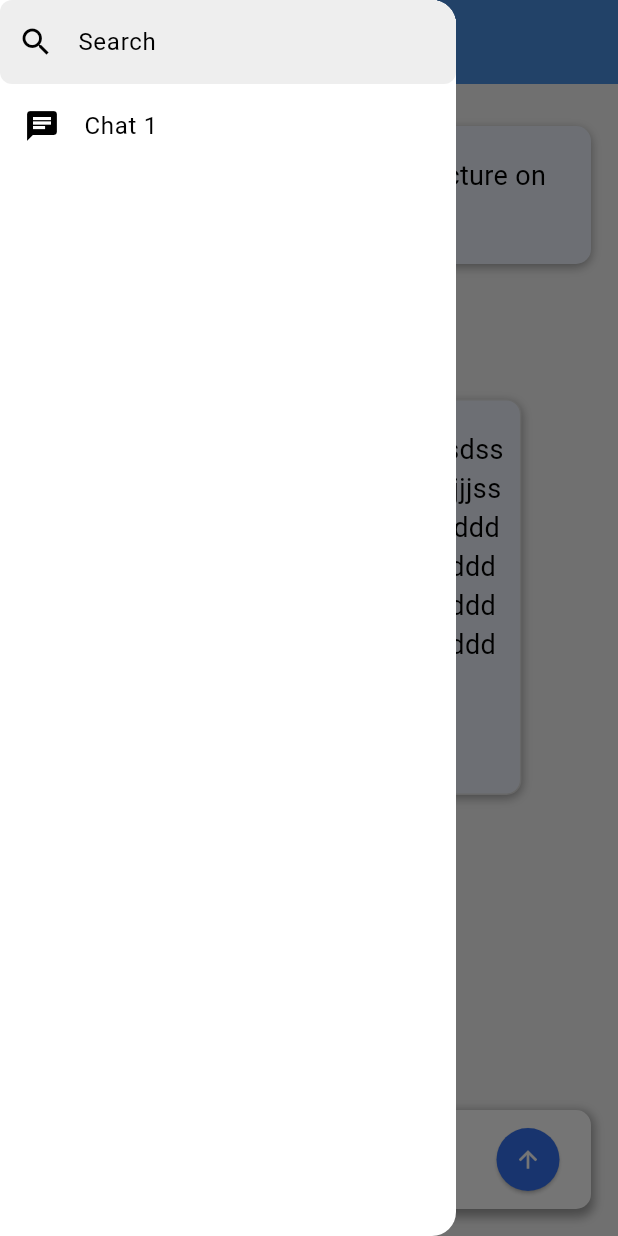
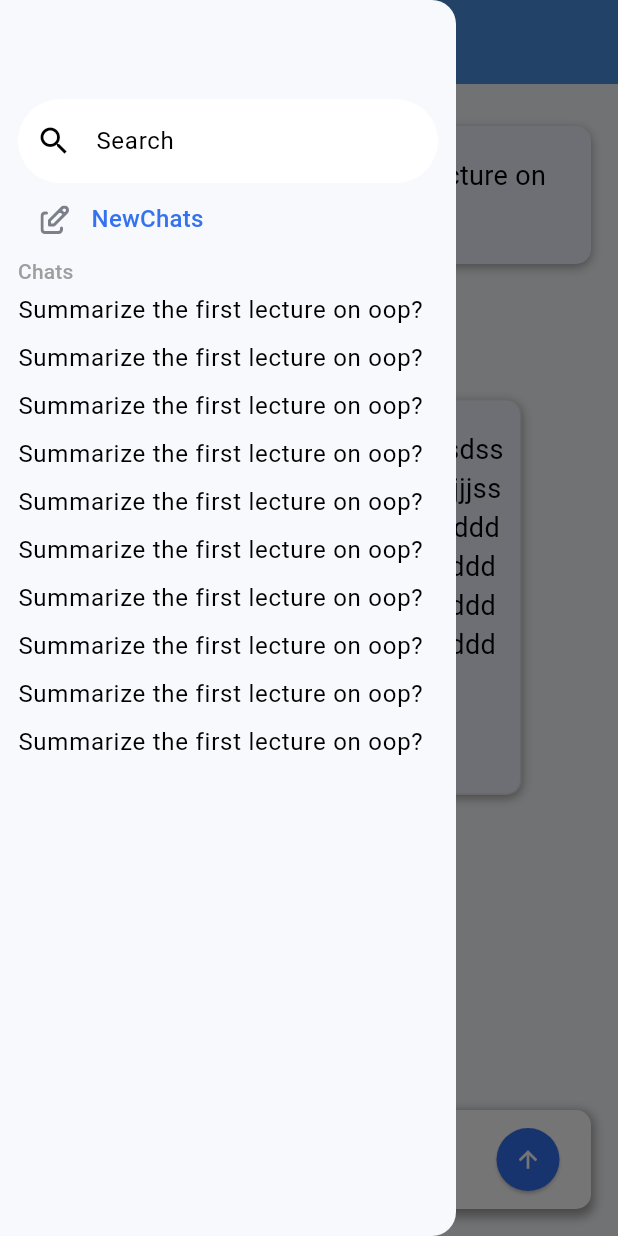
Before and after one commit to Mahmou-d6356567377/edumate, a Flutter app: the screen it shows after launch, with the side drawer open, on a phone screen of 412 x 824 dp. Run offline on Flutter 3.47's test engine with Material 3 defaults, Android fonts, the phone set to English and light mode, and no system bars; our stand-ins replace dots_indicator, flutter_native_splash, flutter_riverpod, flutter_svg, go_router, hive and 3 more; missing offline and left inert: smart_auth; accounts and stored records are empty.

Commit message:
Ai chatpod UI done

```diff
--- a/lib/core/consts/constants.dart
+++ b/lib/core/consts/constants.dart
@@ -29,4 +29,6 @@ class Constants {
   static const String ai = 'assets/imgs/AI.svg';
   static const String botmsg = 'assets/imgs/botmsg.svg';
   static const String viewsources = 'assets/imgs/viewsources.svg';
+  static const String newchat = 'assets/imgs/newchat.svg';
+  static const String sourceicon = 'assets/imgs/sourceicon.svg';
 }
--- a/lib/core/themes/app_theme.dart
+++ b/lib/core/themes/app_theme.dart
@@ -7,7 +7,7 @@ class AppTheme {
   static final lightTheme = ThemeData(
     brightness: Brightness.light,
     primaryColor: const Color(0xFF4A90E2), // custom blue
-    scaffoldBackgroundColor: const Color(0xFFF5F5F5), // light gray background
+    scaffoldBackgroundColor: const Color(0xFFf7f9fd), // light gray background
     appBarTheme: const AppBarTheme(
       backgroundColor: Color(0xFF4A90E2),
       foregroundColor: Colors.white,
--- a/lib/features/navigation/pages/ai_page.dart
+++ b/lib/features/navigation/pages/ai_page.dart
@@ -1,42 +1,77 @@
+import 'package:edumate/core/consts/constants.dart';
 import 'package:edumate/core/themes/conts_colors.dart';
-import 'package:edumate/core/themes/fonts.dart';
 import 'package:edumate/features/navigation/widgets/ai_response_msg.dart';
 import 'package:edumate/features/navigation/widgets/custom_text_field_sender.dart';
 import 'package:edumate/features/navigation/widgets/my_msg_prompt.dart';
+import 'package:edumate/features/navigation/widgets/new_chat_widget.dart';
 import 'package:flutter/material.dart';
+import 'package:flutter_svg/svg.dart';
 
 class AIPage extends StatelessWidget {
   const AIPage({super.key});
 
   @override
   Widget build(BuildContext context) {
-    TextEditingController _controller = TextEditingController();
+    TextEditingController aicontroller = TextEditingController();
+    TextEditingController drawercontroller = TextEditingController();
     double width = MediaQuery.of(context).size.width;
     return Scaffold(
       appBar: AppBar(title: Text('EduMate chats')),
       drawer: Drawer(
+        backgroundColor: Color(0xFFf7f9fd),
+        child: Padding(
+          padding: const EdgeInsets.symmetric(horizontal: 12.0, vertical: 16.0),
           child: Column(
+            crossAxisAlignment: CrossAxisAlignment.start,
             children: [
+              SizedBox(height: 50),
               TextFormField(
+                controller: drawercontroller,
                 decoration: InputDecoration(
                   hintText: 'Search',
                   prefixIcon: const Icon(Icons.search),
                   border: OutlineInputBorder(
-                  borderRadius: BorderRadius.circular(8.0),
+                    borderRadius: BorderRadius.circular(30),
                     borderSide: BorderSide.none,
                   ),
                   filled: true,
-                fillColor: Colors.grey[200],
+                  fillColor: Color(ConstsColors.kwhite),
                 ),
               ),
-            ListTile(
-              leading: const Icon(Icons.chat),
-              title: const Text('Chat 1'),
+
+              CustomNewChat(),
+              Text(
+                'Chats',
+                style: Theme.of(
+                  context,
+                ).textTheme.labelLarge!.copyWith(color: Colors.grey),
+              ),
+              Expanded(
+                child: ListView.builder(
+                  itemBuilder: (context, index) {
+                    return Padding(
+                      padding: const EdgeInsets.symmetric(vertical: 4.0),
+                      child: GestureDetector(
                         onTap: () {
                           // Handle chat selection
                         },
+
+                        child: Text(
+                          'Summarize the first lecture on oop?',
+                          style: Theme.of(
+                            context,
+                          ).textTheme.bodyLarge!.copyWith(color: Colors.black),
+                        ),
+                      ),
+                    );
+                  },
+                  itemCount: 10,
+                  shrinkWrap: true,
+                  physics: NeverScrollableScrollPhysics(),
+                ),
               ),
             ],
+          ),
         ),
       ),
       body: Padding(
@@ -49,7 +84,7 @@ class AIPage extends StatelessWidget {
             ),
             AiResponseMsgWidget(width: width),
             Spacer(),
-            CustomTextFieldAndSender(controller: _controller),
+            CustomTextFieldAndSender(controller: aicontroller),
           ],
         ),
       ),
--- /dev/null
+++ b/lib/features/navigation/widgets/new_chat_widget.dart
@@ -0,0 +1,35 @@
+
+import 'package:edumate/core/consts/constants.dart';
+import 'package:edumate/core/themes/conts_colors.dart';
+import 'package:flutter/material.dart';
+import 'package:flutter_svg/svg.dart';
+
+class CustomNewChat extends StatelessWidget {
+  const CustomNewChat({
+    super.key,
+  });
+
+  @override
+  Widget build(BuildContext context) {
+    return GestureDetector(
+      onTap: () {
+        // Handle new chat creation
+      },
+      child: Row(
+        mainAxisAlignment: MainAxisAlignment.start,
+        children: [
+          Padding(
+            padding: const EdgeInsets.all(15.0),
+            child: SvgPicture.asset(Constants.newchat),
+          ),
+          Text(
+            'NewChats',
+            style: Theme.of(context).textTheme.titleMedium!.copyWith(
+              color: Color(ConstsColors.kblue),
+            ),
+          ),
+        ],
+      ),
+    );
+  }
+}
--- a/lib/features/navigation/widgets/view_sources_widget.dart
+++ b/lib/features/navigation/widgets/view_sources_widget.dart
@@ -1,4 +1,3 @@
-
 import 'package:edumate/core/consts/constants.dart';
 import 'package:edumate/core/themes/conts_colors.dart';
 import 'package:edumate/core/themes/fonts.dart';
@@ -6,31 +5,48 @@ import 'package:flutter/material.dart';
 import 'package:flutter_svg/svg.dart';
 
 class ViewSourcesWidget extends StatelessWidget {
-  const ViewSourcesWidget({
-    super.key,
-  });
+  const ViewSourcesWidget({super.key});
 
   @override
   Widget build(BuildContext context) {
     return GestureDetector(
       onTap: () {
-          showAboutDialog(context:  context, applicationName: 'Sources', applicationVersion: '1.0', children: [
-            Text('Source 1: https://www.example.com'),
-            Text('Source 2: https://www.example.com'),
-            Text('Source 3: https://www.example.com'),
-          ]);
+        showAboutDialog(
+          context: context,
+          applicationName: 'Sources',
+          applicationVersion: '1.0',
+          children: [
+            ListTile(
+              leading: SvgPicture.asset(
+                Constants.sourceicon,
+                width: 30,
+                height: 30,
+              ),
+              title: Text('Source 1', style: Fonts.normalblackstyle18),
+              subtitle: Text('www.example.com', style: Fonts.normalgreystyle),
+            ),
+            ListTile(
+              leading: SvgPicture.asset(
+                Constants.sourceicon,
+                width: 30,
+                height: 30,
+              ),
+              title: Text('Source 2', style: Fonts.normalblackstyle18),
+              subtitle: Text('www.example.com', style: Fonts.normalgreystyle),
+            ),
+          ],
+        );
       },
       child: Row(
         children: [
-          SvgPicture.asset(
-            Constants.viewsources,
-            width: 25,
-            height: 25,
+          SvgPicture.asset(Constants.viewsources, width: 25, height: 25),
+          SizedBox(width: 10),
+          Text(
+            'View sources',
+            style: Fonts.normalbluestyle14.copyWith(
+              color: Color(ConstsColors.kblue),
+            ),
           ),
-          SizedBox(width: 10),
-          Text('View sources', style: Fonts.normalbluestyle14.copyWith(
-            color: Color(ConstsColors.kblue),
-          )),
         ],
       ),
     );
```
Also changed, not shown: assets/imgs/newchat.svg (added), assets/imgs/sourceicon.svg (added). Lines whose indentation alone changed are shown as unchanged.
